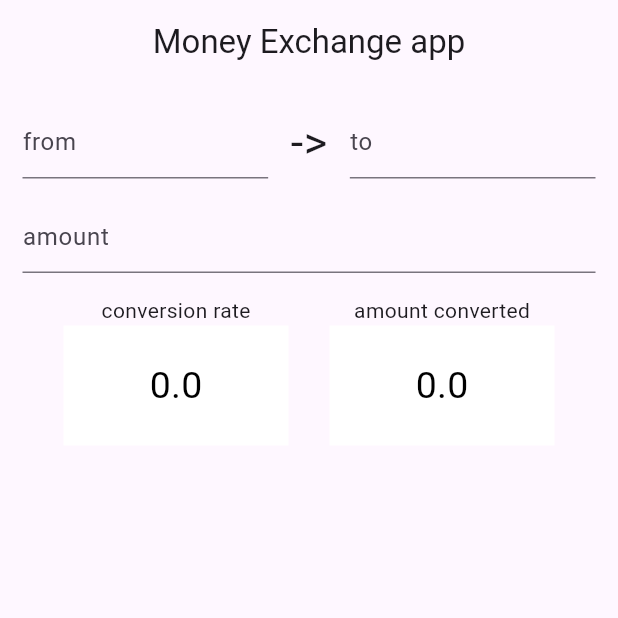
After one commit to YousefIbraheem2003/cubit_learning, a Flutter app: the HomeViewScreen screen opened directly, on a phone screen of 412 x 824 dp, the top half of it. The commit adds this screen. Run offline on Flutter 3.47's test engine with Material 3 defaults, Android fonts, the phone set to English and light mode, and no system bars; our stand-ins replace flutter_bloc.

Commit message:
currency_exchange_App

```diff
--- /dev/null
+++ b/currency_exchange_app/devtools_options.yaml
@@ -0,0 +1,3 @@
+description: This file stores settings for Dart & Flutter DevTools.
+documentation: https://docs.flutter.dev/tools/devtools/extensions#configure-extension-enablement-states
+extensions:
--- /dev/null
+++ b/currency_exchange_app/lib/cubit/get_rate_cubit.dart
@@ -0,0 +1,18 @@
+import 'package:currency_exchange/services/exchange_model.dart';
+import 'package:currency_exchange/services/get_conversion_rate.dart';
+import 'package:flutter_bloc/flutter_bloc.dart';
+
+class GetRateCubit extends Cubit<double> {
+  GetRateCubit()
+      : super(
+          0.0,
+        );
+  void getRate({required String from, required String to}) async {
+    ExchangeModel exchangeModel =
+        await GetConversionRate().getConversionRate(from, to);
+
+    emit(
+      exchangeModel.conversionRate,
+    );
+  }
+}
--- /dev/null
+++ b/currency_exchange_app/lib/main.dart
@@ -0,0 +1,23 @@
+import 'package:currency_exchange/cubit/get_rate_cubit.dart';
+import 'package:currency_exchange/screens/home_view_screen.dart';
+import 'package:flutter/material.dart';
+import 'package:flutter_bloc/flutter_bloc.dart';
+
+void main() {
+  runApp(const MoneyExchangeApp());
+}
+
+class MoneyExchangeApp extends StatelessWidget {
+  const MoneyExchangeApp({super.key});
+
+  @override
+  Widget build(BuildContext context) {
+    return BlocProvider(
+      create: (context) => GetRateCubit(),
+      child: const MaterialApp(
+        debugShowCheckedModeBanner: false,
+        home: HomeViewScreen(),
+      ),
+    );
+  }
+}
--- /dev/null
+++ b/currency_exchange_app/lib/screens/home_view_screen.dart
@@ -0,0 +1,127 @@
+import 'package:currency_exchange/cubit/get_rate_cubit.dart';
+import 'package:flutter/material.dart';
+import 'package:flutter_bloc/flutter_bloc.dart';
+
+class HomeViewScreen extends StatefulWidget {
+  const HomeViewScreen({super.key});
+
+  @override
+  State<HomeViewScreen> createState() => _HomeViewScreenState();
+}
+
+class _HomeViewScreenState extends State<HomeViewScreen> {
+  TextEditingController fromController = TextEditingController();
+  TextEditingController toController = TextEditingController();
+  TextEditingController amountController = TextEditingController();
+  double amount = 0.0;
+  @override
+  Widget build(BuildContext context) {
+    return BlocBuilder<GetRateCubit, double>(
+      builder: (context, state) {
+        return Scaffold(
+          appBar: AppBar(
+            title: const Center(child: Text('Money Exchange app')),
+          ),
+          body: Padding(
+            padding: const EdgeInsets.all(15),
+            child: Column(
+              children: [
+                Row(
+                  children: [
+                    Expanded(
+                      child: TextField(
+                        controller: fromController,
+                        decoration: const InputDecoration(hintText: 'from'),
+                      ),
+                    ),
+                    const SizedBox(
+                      width: 15,
+                    ),
+                    const Text(
+                      '->',
+                      style: TextStyle(fontSize: 30),
+                    ),
+                    const SizedBox(
+                      width: 15,
+                    ),
+                    Expanded(
+                      child: TextField(
+                        controller: toController,
+                        decoration: const InputDecoration(hintText: 'to'),
+                      ),
+                    ),
+                  ],
+                ),
+                const SizedBox(
+                  height: 15,
+                ),
+                TextField(
+                  controller: amountController,
+                  onSubmitted: (value) {
+                    context.read<GetRateCubit>().getRate(
+                          from: fromController.text,
+                          to: toController.text,
+                        );
+                  },
+                  decoration: const InputDecoration(
+                    hintText: 'amount',
+                  ),
+                ),
+                const SizedBox(
+                  height: 15,
+                ),
+                Row(
+                  mainAxisAlignment: MainAxisAlignment.spaceEvenly,
+                  children: [
+                    Column(
+                      children: [
+                        const Text(
+                          'conversion rate',
+                        ),
+                        Container(
+                          height: 80,
+                          width: 150,
+                          color: Colors.white,
+                          child: Center(
+                            child: Text(
+                              state.toString(),
+                              style: const TextStyle(
+                                fontSize: 25,
+                                color: Colors.black,
+                              ),
+                            ),
+                          ),
+                        ),
+                      ],
+                    ),
+                    Column(
+                      children: [
+                        const Text(
+                          'amount converted',
+                        ),
+                        Container(
+                          height: 80,
+                          width: 150,
+                          color: Colors.white,
+                          child: Center(
+                            child: Text(
+                              '${state * (double.tryParse(amountController.text) ?? 0)}',
+                              style: const TextStyle(
+                                fontSize: 25,
+                                color: Colors.black,
+                              ),
+                            ),
+                          ),
+                        ),
+                      ],
+                    ),
+                  ],
+                ),
+              ],
+            ),
+          ),
+        );
+      },
+    );
+  }
+}
--- /dev/null
+++ b/currency_exchange_app/lib/services/exchange_model.dart
@@ -0,0 +1,19 @@
+class ExchangeModel {
+  String baseCode;
+  String targetCode;
+  double conversionRate;
+
+  ExchangeModel({
+    required this.baseCode,
+    required this.targetCode,
+    required this.conversionRate,
+  });
+
+  factory ExchangeModel.fromJson(json) {
+    return ExchangeModel(
+      conversionRate: json['conversion_rate'],
+      baseCode: 'base_code',
+      targetCode: 'target_code',
+    );
+  }
+}
--- /dev/null
+++ b/currency_exchange_app/lib/services/get_conversion_rate.dart
@@ -0,0 +1,21 @@
+import 'dart:convert';
+
+import 'package:currency_exchange/services/exchange_model.dart';
+import 'package:http/http.dart' as http;
+
+class GetConversionRate {
+  final String baseUrl = 'v6.exchangerate-api.com/v6';
+  final String apiKey = '';
+  Future<ExchangeModel> getConversionRate(String from, String to) async {
+    try {
+      final url = Uri.parse('https://$baseUrl/$apiKey/pair/$from/$to');
+      final response = await http.get(url);
+      final data = jsonDecode(response.body);
+      ExchangeModel exchangeModel = ExchangeModel.fromJson(data);
+      return exchangeModel;
+    } catch (e) {
+      print('hi');
+    }
+    return ExchangeModel(conversionRate: 12, baseCode: '55', targetCode: 'tt');
+  }
+}
--- a/login_cubit/lib/screens/signup_screen.dart
+++ b/login_cubit/lib/screens/signup_screen.dart
@@ -14,6 +14,7 @@ class _SignupScreenState extends State<SignupScreen> {
   TextEditingController userName = TextEditingController();
   TextEditingController password = TextEditingController();
   TextEditingController reEnterPaswword = TextEditingController();
+  @override
   void dispose() {
     userName.dispose();
     password.dispose();
```
Also changed, not shown: currency_exchange_app/analysis_options.yaml (added, +28 -0 lines), currency_exchange_app/lib/cubit/get_rate_cubit_states.dart (added, +13 -0 lines), currency_exchange_app/pubspec.yaml (added, +92 -0 lines), currency_exchange_app/pubspec.lock (added), 124 other files.
